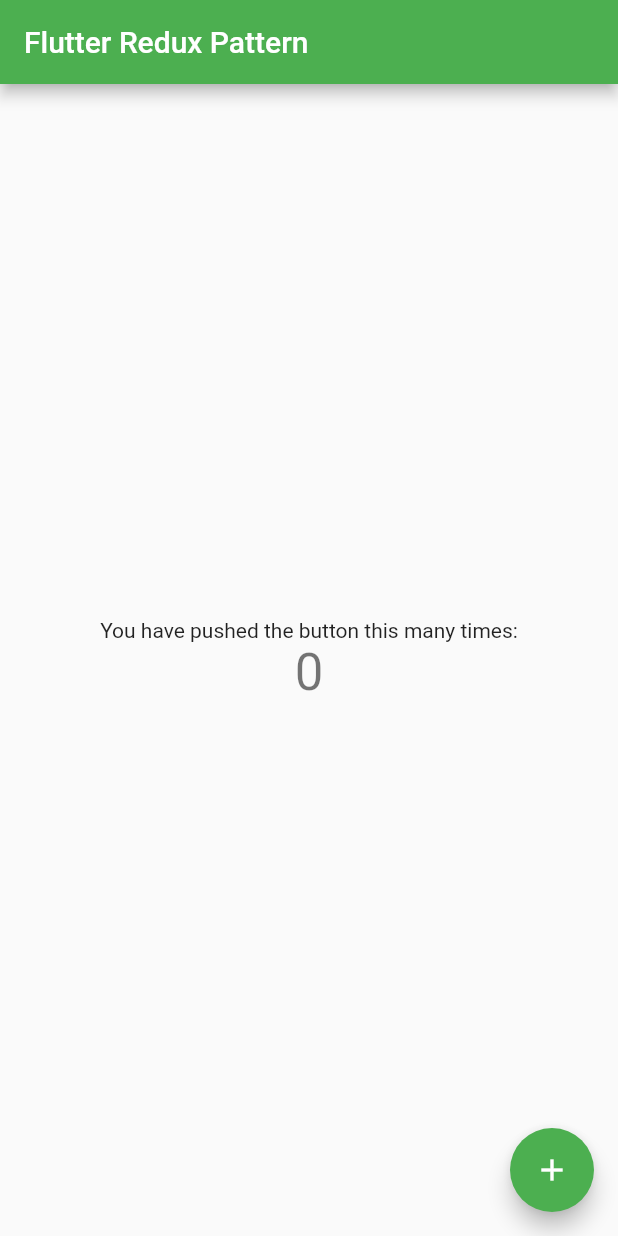
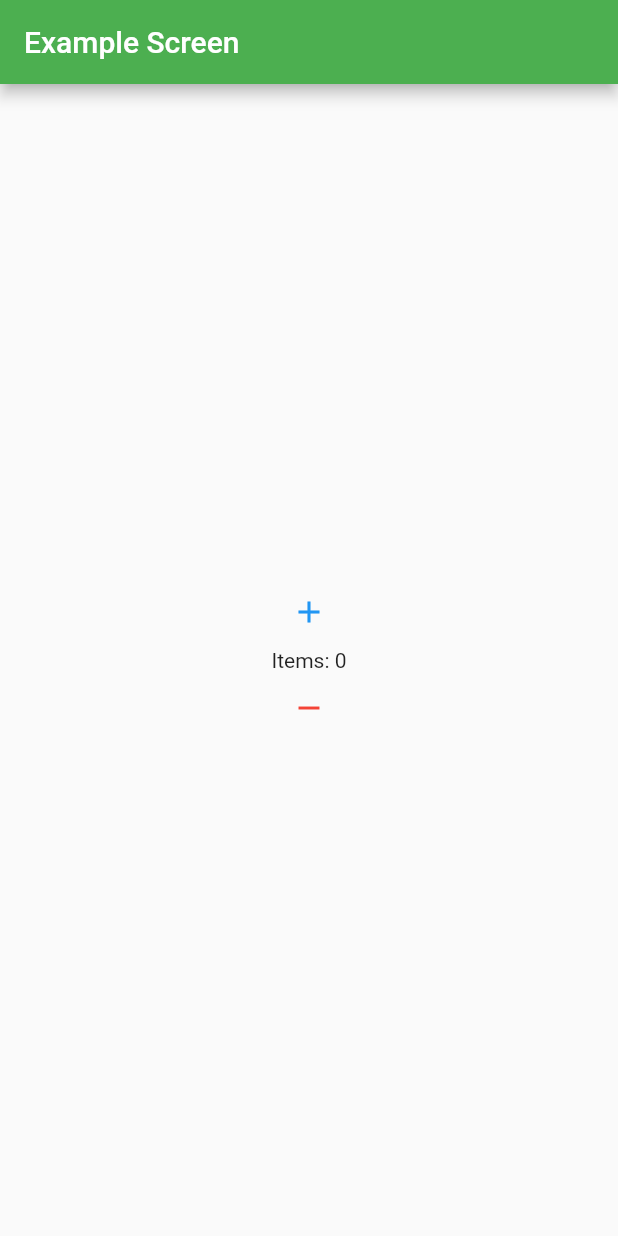
Before and after one commit to juliusspencer/Flutter-Redux-Pattern, a Flutter app: the screen it shows after launch, on a phone screen of 412 x 824 dp. Run offline on Flutter 3.47's test engine with Material 2 defaults, Android fonts, the phone set to English and light mode, and no system bars; our stand-ins replace flutter_redux, redux.

Commit message:
Added example container and widget

```diff
--- a/lib/home.dart
+++ /dev/null
@@ -1,48 +0,0 @@
-import 'package:flutter/material.dart';
-
-class HomeScreen extends StatefulWidget {
-  HomeScreen({Key key, this.title}) : super(key: key);
-
-  final String title;
-
-  @override
-  _HomeScreenState createState() => new _HomeScreenState();
-}
-
-class _HomeScreenState extends State<HomeScreen> {
-  int _counter = 0;
-
-  void _incrementCounter() {
-    setState(() {
-      _counter++;
-    });
-  }
-
-  @override
-  Widget build(BuildContext context) {
-    return new Scaffold(
-      appBar: new AppBar(
-        title: new Text(widget.title),
-      ),
-      body: new Center(
-        child: new Column(
-          mainAxisAlignment: MainAxisAlignment.center,
-          children: <Widget>[
-            new Text(
-              'You have pushed the button this many times:',
-            ),
-            new Text(
-              '$_counter',
-              style: Theme.of(context).textTheme.display1,
-            ),
-          ],
-        ),
-      ),
-      floatingActionButton: new FloatingActionButton(
-        onPressed: _incrementCounter,
-        tooltip: 'Increment',
-        child: new Icon(Icons.add),
-      ),
-    );
-  }
-}
--- a/lib/main.dart
+++ b/lib/main.dart
@@ -2,8 +2,8 @@ import 'package:flutter/material.dart';
 import 'package:flutter_redux/flutter_redux.dart';
 import 'package:redux/redux.dart';
 
-import 'home.dart';
-import 'modules/root/reducer.dart';
+import 'package:flutter_redux_pattern/modules/template/containers/example.dart';
+import 'package:flutter_redux_pattern/modules/root/reducer.dart';
 
 void main() {
   final store =
@@ -23,11 +23,12 @@ class FlutterReduxApp extends StatelessWidget {
     return StoreProvider(
       store: store,
       child: new MaterialApp(
+        debugShowCheckedModeBanner: false,
         title: 'Flutter Redux Pattern',
         theme: new ThemeData(
           primarySwatch: Colors.green,
         ),
-        home: new HomeScreen(title: 'Flutter Redux Pattern'),
+        home: new ExampleContainer(),
       ),
     );
   }
--- a/lib/modules/root/reducer.dart
+++ b/lib/modules/root/reducer.dart
@@ -1,5 +1,12 @@
-import 'package:redux/redux.dart';
 import '../template/reducer.dart';
+
+class AppState {
+  final ExampleState exampleState;
+
+  AppState({
+    this.exampleState = const ExampleState(),
+  });
+}
 
 /// States, united
 AppState appReducer(AppState state, action) {
@@ -7,12 +14,3 @@ AppState appReducer(AppState state, action) {
     exampleState: state.exampleState,
   );
 }
-
-class AppState {
-  final ExampleState exampleState;
-
-  AppState({
-    this.exampleState,
-  });
-
-}
--- a/lib/modules/template/actions.dart
+++ b/lib/modules/template/actions.dart
@@ -6,10 +6,12 @@ class ExampleAction {
 
 class ExampleAddItemAction {
   ExampleItem item;
+  ExampleAddItemAction(this.item);
 }
 
 class ExampleRemoveItemAction {
   ExampleItem item;
+  ExampleRemoveItemAction(this.item);
 }
 
 class ExampleItem {
--- /dev/null
+++ b/lib/modules/template/containers/example.dart
@@ -0,0 +1,39 @@
+import 'package:flutter/material.dart';
+import 'package:flutter_redux/flutter_redux.dart';
+import 'package:redux/redux.dart';
+import '../widgets/example.dart';
+import '../../root/reducer.dart';
+import '../actions.dart';
+
+class _ExampleViewModel {
+  final List<ExampleItem> items;
+  final Function(ExampleItem item) onAdd;
+  final Function(ExampleItem item) onRemove;
+
+  _ExampleViewModel(this.onAdd, this.onRemove, this.items);
+
+  static _ExampleViewModel fromStore(Store<AppState> store) {
+    return _ExampleViewModel(
+        (item) => store.dispatch(ExampleAddItemAction(item)), // dispatching?
+        (item) => store.dispatch(ExampleRemoveItemAction(item)),
+        store.state.exampleState.items);
+  }
+}
+
+class ExampleContainer extends StatelessWidget {
+  @override
+  Widget build(BuildContext context) {
+    return new StoreConnector<AppState, _ExampleViewModel>(
+      converter: (Store<AppState> store) {
+        return _ExampleViewModel.fromStore(store);
+      },
+      builder: (BuildContext context, _ExampleViewModel model) {
+        return new ExampleScreen(
+            title: "Example Screen",
+            items: model.items,
+            onAdd: model.onAdd,
+            onRemove: model.onRemove);
+      },
+    );
+  }
+}
--- a/lib/modules/template/reducer.dart
+++ b/lib/modules/template/reducer.dart
@@ -3,18 +3,20 @@ import 'package:redux/redux.dart';
 
 /// Define the state for this reducer
 class ExampleState {
-  List<ExampleItem> items;
+  final List<ExampleItem> items;
 
-  ExampleState({
+  const ExampleState({
     this.items = const [],
   });
 }
 
 /// Reducing functions
 List<ExampleItem> addItemReducer(List<ExampleItem> items, ExampleAddItemAction action) {
+  print('Adding…');
   return List.from(items)..add(action.item);
 }
 List<ExampleItem> removeItemReducer(List<ExampleItem> items, ExampleRemoveItemAction action) {
+  print('Removing…');
   return List.from(items)..remove(action.item);
 }
 
--- /dev/null
+++ b/lib/modules/template/widgets/example.dart
@@ -0,0 +1,48 @@
+import 'package:flutter/material.dart';
+import '../actions.dart';
+
+class ExampleScreen extends StatelessWidget {
+
+  final String title;
+  final Function(ExampleItem) onAdd;
+  final Function(ExampleItem) onRemove;
+  final List<ExampleItem> items;
+
+  ExampleScreen({
+    Key key,
+    this.title,
+    @required this.onAdd,
+    @required this.onRemove,
+    @required this.items,
+  }) : super(key: key);
+
+  @override
+  Widget build(BuildContext context) {
+    return new Scaffold(
+      appBar: new AppBar(
+        title: new Text(title),
+      ),
+      body: new Center(
+        child: new Column(
+          mainAxisAlignment: MainAxisAlignment.center,
+          children: <Widget>[
+            new IconButton(
+              onPressed: () => onAdd(ExampleItem("example", true)),
+//              onPressed: () => print('Add'),
+              icon: Icon(Icons.add),
+              color: Colors.blue[500],
+            ),
+            Text(
+              'Items: ${this.items.length.toString()}'
+            ),
+            new IconButton(
+              onPressed: () => onRemove(ExampleItem("example", true)),
+              icon: Icon(Icons.remove),
+              color: Colors.red[500],
+            ),
+          ],
+        ),
+      ),
+    );
+  }
+}
```
